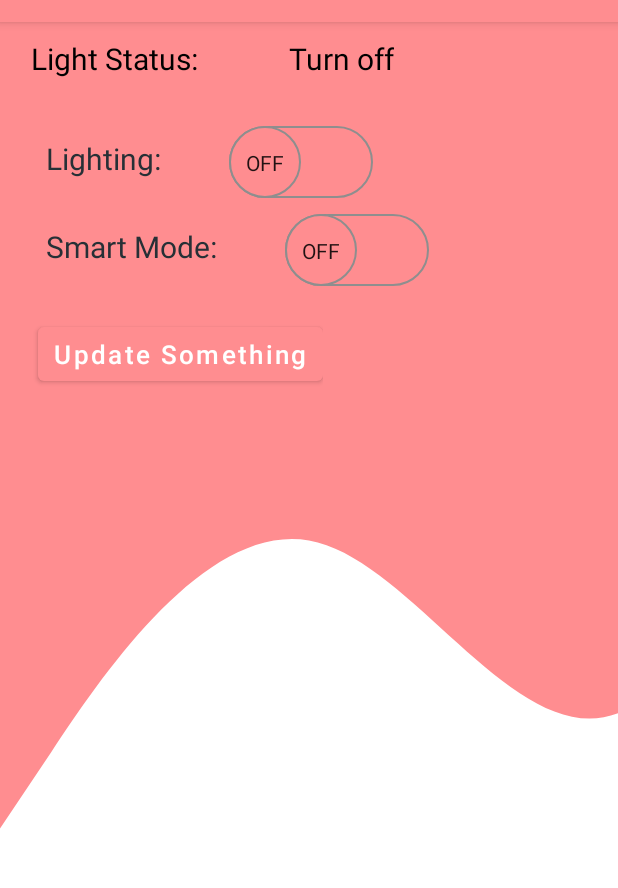
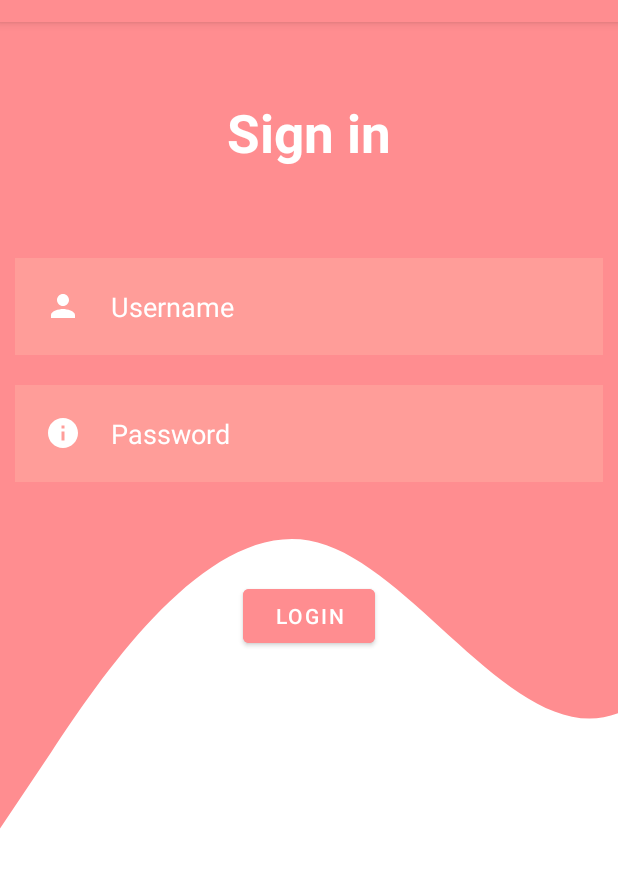
Before and after one commit to yizhouyang999/smart-lighting-IOT, an Android app: the screen it shows after launch (MainActivity before the commit, LoginActivity after it), on a phone screen of 412 x 824 dp, the part 62-950 px from its top. Run offline under Robolectric (Android 15) with nearby library versions, the phone set to English and light mode, and no system bars.

Commit message:
Fea: login page

```diff
--- a/android_app/app/src/main/AndroidManifest.xml
+++ b/android_app/app/src/main/AndroidManifest.xml
@@ -1,9 +1,11 @@
 <?xml version="1.0" encoding="utf-8"?>
 <manifest xmlns:android="http://schemas.android.com/apk/res/android"
-    xmlns:tools="http://schemas.android.com/tools">
+    xmlns:tools="http://schemas.android.com/tools" >
+
     <uses-permission android:name="android.permission.WAKE_LOCK" />
     <uses-permission android:name="android.permission.INTERNET" />
     <uses-permission android:name="android.permission.ACCESS_NETWORK_STATE" />
+
     <application
         android:allowBackup="true"
         android:dataExtractionRules="@xml/data_extraction_rules"
@@ -13,13 +15,12 @@
         android:roundIcon="@mipmap/ic_launcher_round"
         android:supportsRtl="true"
         android:theme="@style/Theme.IoTLab2App"
-        tools:targetApi="31">
+        tools:targetApi="31" >
         <activity
-            android:name=".MainActivity"
-            android:exported="true">
+            android:name=".LoginActivity"
+            android:exported="true" >
             <intent-filter>
                 <action android:name="android.intent.action.MAIN" />
-
                 <category android:name="android.intent.category.LAUNCHER" />
             </intent-filter>
 
@@ -27,6 +28,16 @@
                 android:name="android.app.lib_name"
                 android:value="" />
         </activity>
+        <activity
+            android:name=".MainActivity"
+            android:exported="true" >
+
+            <meta-data
+                android:name="android.app.lib_name"
+                android:value="" />
+        </activity>
+
         <service android:name="org.eclipse.paho.android.service.MqttService" />
     </application>
+
 </manifest>
--- /dev/null
+++ b/android_app/app/src/main/java/com/example/iotlab2app/LoginActivity.java
@@ -0,0 +1,46 @@
+package com.example.iotlab2app;
+
+import androidx.appcompat.app.AppCompatActivity;
+
+import android.content.Intent;
+import android.os.Bundle;
+import android.view.View;
+import android.widget.TextView;
+import android.widget.Toast;
+
+import com.google.android.material.button.MaterialButton;
+
+public class LoginActivity extends AppCompatActivity {
+
+    @Override
+    protected void onCreate(Bundle savedInstanceState) {
+        super.onCreate(savedInstanceState);
+        setContentView(R.layout.activity_login);
+
+        TextView username = (TextView) findViewById(R.id.username);
+        TextView password = (TextView) findViewById(R.id.password);
+
+        MaterialButton login_button = (MaterialButton) findViewById(R.id.login_button);
+
+        login_button.setOnClickListener(new View.OnClickListener() {
+            @Override
+            public void onClick(View view) {
+                if (username.getText().toString().equals("admin") && password.getText().toString().equals("admin")) {
+                    Toast.makeText(LoginActivity.this, "LOGIN SUCCESSFULL", Toast.LENGTH_SHORT).show();
+                    openMainActivity();
+                } else {
+                    Toast.makeText(LoginActivity.this, "LOGIN Failed", Toast.LENGTH_SHORT).show();
+                }
+            }
+        });
+    }
+
+
+    /**
+     * open main/control page of light
+     */
+    public void openMainActivity() {
+        Intent intent = new Intent(this, MainActivity.class);
+        startActivity(intent);
+    }
+}
--- /dev/null
+++ b/android_app/app/src/main/res/drawable/ic_baseline_info_24.xml
@@ -0,0 +1,5 @@
+<vector android:height="24dp" android:tint="#FFFFFF"
+    android:viewportHeight="24" android:viewportWidth="24"
+    android:width="24dp" xmlns:android="http://schemas.android.com/apk/res/android">
+    <path android:fillColor="@android:color/white" android:pathData="M12,2C6.48,2 2,6.48 2,12s4.48,10 10,10 10,-4.48 10,-10S17.52,2 12,2zM13,17h-2v-6h2v6zM13,9h-2L11,7h2v2z"/>
+</vector>
--- /dev/null
+++ b/android_app/app/src/main/res/drawable/ic_baseline_person_24.xml
@@ -0,0 +1,5 @@
+<vector android:height="24dp" android:tint="#FFFFFF"
+    android:viewportHeight="24" android:viewportWidth="24"
+    android:width="24dp" xmlns:android="http://schemas.android.com/apk/res/android">
+    <path android:fillColor="@android:color/white" android:pathData="M12,12c2.21,0 4,-1.79 4,-4s-1.79,-4 -4,-4 -4,1.79 -4,4 1.79,4 4,4zM12,14c-2.67,0 -8,1.34 -8,4v2h16v-2c0,-2.66 -5.33,-4 -8,-4z"/>
+</vector>
--- a/android_app/app/src/main/res/drawable/track.xml
+++ b/android_app/app/src/main/res/drawable/track.xml
@@ -2,7 +2,7 @@
 <selector xmlns:android="http://schemas.android.com/apk/res/android">
     <item android:state_checked="false">
         <shape android:shape="rectangle">
-            <solid android:color="#ff8d90"/>
+            <solid android:color="@color/button"/>
             <corners android:radius="100dp"/>
             <stroke android:color="#8e8e8e"
                     android:width="1dp"/>
--- /dev/null
+++ b/android_app/app/src/main/res/layout/activity_login.xml
@@ -0,0 +1,67 @@
+<?xml version="1.0" encoding="utf-8"?>
+<RelativeLayout
+    xmlns:android="http://schemas.android.com/apk/res/android"
+    xmlns:tools="http://schemas.android.com/tools"
+    xmlns:app="http://schemas.android.com/apk/res-auto"
+    android:layout_width="match_parent"
+    android:layout_height="match_parent"
+    android:background="@drawable/wave"
+    tools:context=".LoginActivity">
+
+  <TextView
+      android:id="@+id/sign_in"
+      android:layout_width="match_parent"
+      android:layout_height="wrap_content"
+      android:text="Sign in"
+      android:textColor="@color/white"
+      android:textSize="35dp"
+      android:textStyle="bold"
+      android:gravity="center"
+      android:layout_margin="50dp"/>
+
+  <EditText
+      android:layout_width="match_parent"
+      android:layout_height="wrap_content"
+      android:id="@+id/username"
+      android:background="@color/button"
+      android:layout_below="@id/sign_in"
+      android:hint="Username"
+      android:textColorHint="@color/white"
+      android:textColor="@color/white"
+      android:layout_margin="10dp"
+      android:padding="20dp"
+      android:drawableLeft="@drawable/ic_baseline_person_24"
+      android:drawablePadding="20dp"
+    />
+
+  <EditText
+      android:id="@+id/password"
+      android:layout_width="match_parent"
+      android:layout_height="wrap_content"
+      android:layout_below="@id/username"
+      android:layout_marginStart="10dp"
+      android:layout_marginTop="10dp"
+      android:layout_marginEnd="10dp"
+      android:layout_marginBottom="10dp"
+      android:background="@color/button"
+      android:drawableLeft="@drawable/ic_baseline_info_24"
+      android:drawablePadding="20dp"
+      android:inputType="textPassword"
+      android:hint="Password"
+      android:padding="20dp"
+      android:textColor="@color/white"
+      android:textColorHint="@color/white" />
+
+  <com.google.android.material.button.MaterialButton
+      android:id="@+id/login_button"
+      android:layout_width="wrap_content"
+      android:layout_height="wrap_content"
+      android:layout_below="@id/password"
+      android:layout_centerHorizontal="true"
+      android:layout_marginTop="55dp"
+      android:backgroundTint="@color/theme"
+      android:text="LOGIN"
+      />
+
+
+</RelativeLayout>
--- a/android_app/app/src/main/res/layout/activity_main.xml
+++ b/android_app/app/src/main/res/layout/activity_main.xml
@@ -16,11 +16,13 @@
             android:layout_width="wrap_content"
             android:layout_height="wrap_content"
             android:layout_marginLeft="10dp"
+
+            android:textStyle="bold"
             android:layout_marginBottom="15dp"
             android:padding="5dip"
             android:text="@string/txv_indoor_temp"
-            android:textColor="@color/black_alpha"
-            android:textSize="20sp" />
+            android:textColor="@color/white"
+            android:textSize="30dp" />
 
         <TextView
             android:id="@+id/indoorTempShow"
@@ -29,8 +31,10 @@
             android:layout_marginLeft="50dp"
             android:padding="5dip"
             android:text="@string/txv_indoor_temp_show"
-            android:textColor="@color/black_alpha"
-            android:textSize="20sp" />
+            android:textStyle="bold"
+            android:background="@color/button"
+            android:textColor="@color/black"
+            android:textSize="30dp" />
     </LinearLayout>
 
     <LinearLayout
@@ -44,6 +48,7 @@
             android:layout_width="wrap_content"
             android:layout_height="wrap_content"
             android:layout_marginLeft="20dp"
+            android:textStyle="bold"
             android:padding="5dip"
             android:text="@string/txv_outdoor_light"
             android:textColor="@color/blue_text"
@@ -97,12 +102,12 @@
             android:layout_height="wrap_content"
             android:layout_marginLeft="20dp"
             android:padding="5dip"
+            android:background="@color/black"
             android:text=" Update Something "
             android:textAllCaps="false"
-            android:textColor="#FFFFFF"
+            android:textColor="@color/white"
             android:textSize="17sp"
             />
-<!--            android:background="@color/buttonColor"-->
     </LinearLayout>
     <LinearLayout android:orientation="horizontal" android:layout_width="wrap_content" android:layout_height="wrap_content" android:padding="5dip"> </LinearLayout>
 
--- a/android_app/app/src/main/res/values/colors.xml
+++ b/android_app/app/src/main/res/values/colors.xml
@@ -14,6 +14,7 @@
     <color name="activitybackground">#ccf0f0</color>
     <color name="activityfont">#3f3f3f</color>
     <color name="colorPrimary">#3f3f3f</color>
-    <color name="buttonColor">#ff8d75</color>
+    <color name="buttonColor">#ff8d85</color>
     <color name="theme">#ff8d90</color>
+    <color name="button">#ff9d99</color>
 </resources>
--- a/android_app/app/src/main/res/values/themes.xml
+++ b/android_app/app/src/main/res/values/themes.xml
@@ -1,11 +1,10 @@
 <resources xmlns:tools="http://schemas.android.com/tools">
     <style name="Theme.IoTLab2App" parent="Theme.MaterialComponents.DayNight.DarkActionBar">
         <item name="colorPrimary">@color/theme</item>
-        <item name="colorPrimaryVariant">@color/theme</item>
         <item name="colorOnPrimary">@color/white</item>
         <item name="colorSecondary">@color/teal_200</item>
         <item name="colorSecondaryVariant">@color/teal_700</item>
         <item name="colorOnSecondary">@color/black</item>
-        <item name="android:statusBarColor">?attr/colorPrimaryVariant</item>
+        <item name="android:statusBarColor">@color/theme</item>
     </style>
 </resources>
```
